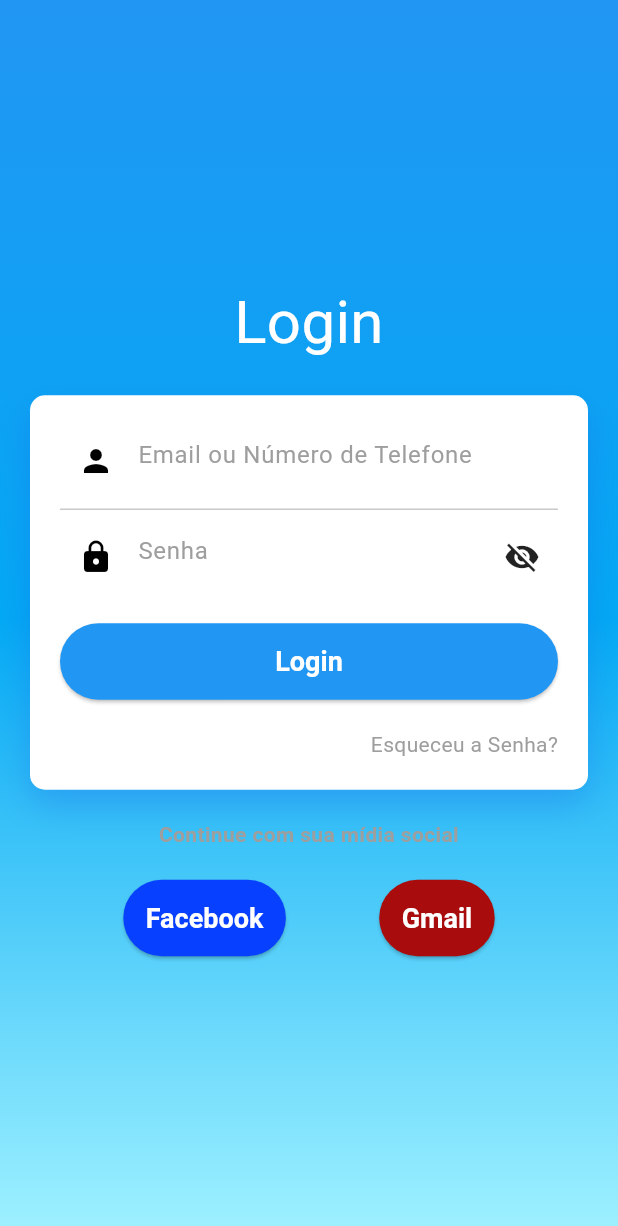
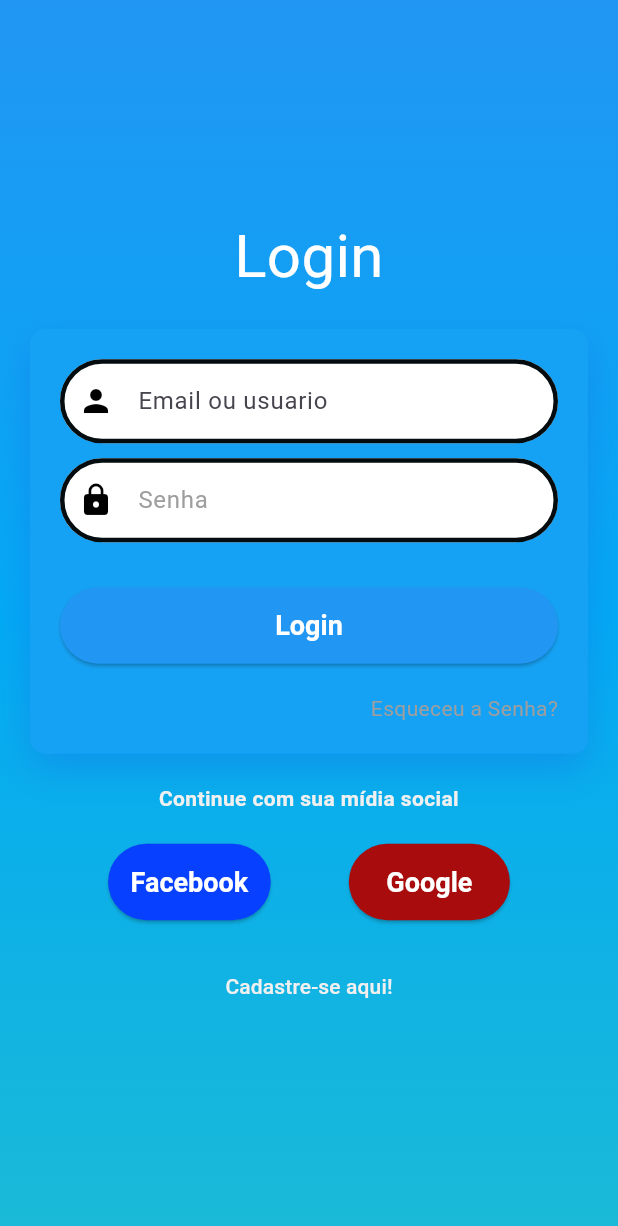
Before and after one commit to THSDEVELOP/fraseando, a Flutter app: the screen it shows after launch, after a tap on "Login", on a phone screen of 412 x 824 dp. Shown: the top 1226 px of the screen. Run offline on Flutter 3.47's test engine with Material 3 defaults, Android fonts, the phone set to English and light mode, and no system bars; our stand-ins replace firebase_auth, google_sign_in; accounts and stored records are empty; network calls fail.

Commit message:
commit do THDEVELOP

```diff
--- /dev/null
+++ b/lib/components/decorationPassword.dart
@@ -0,0 +1,24 @@
+import "package:flutter/material.dart";
+
+InputDecoration getPasswordInputDecoration(String label,
+    {required InkWell suffixIcon}) {
+  return InputDecoration(
+    hintText: label,
+    hintStyle: const TextStyle(color: Colors.grey),
+    fillColor: Colors.white,
+    filled: true,
+    prefixIcon: const Icon(
+      Icons.lock,
+      color: Colors.black,
+    ),
+    border: OutlineInputBorder(borderRadius: BorderRadius.circular(40)),
+    enabledBorder: OutlineInputBorder(
+        borderRadius: BorderRadius.circular(40),
+        borderSide:
+            const BorderSide(color: Color.fromARGB(255, 5, 12, 15), width: 3)),
+    focusedBorder: OutlineInputBorder(
+        borderRadius: BorderRadius.circular(40),
+        borderSide: const BorderSide(
+            color: Color.fromARGB(255, 6, 227, 239), width: 3)),
+  );
+}
--- /dev/null
+++ b/lib/components/decorationRegister.dart
@@ -0,0 +1,50 @@
+import 'package:flutter/material.dart';
+
+InputDecoration getAuthenticationInputDecoration(String label) {
+  return InputDecoration(
+    hintText: label,
+    fillColor: Colors.white,
+    filled: true,
+    prefixIcon: const Icon(
+      Icons.person,
+      color: Colors.black,
+    ),
+    border: OutlineInputBorder(borderRadius: BorderRadius.circular(40)),
+    enabledBorder: OutlineInputBorder(
+        borderRadius: BorderRadius.circular(40),
+        borderSide:
+            const BorderSide(color: Color.fromARGB(255, 5, 12, 15), width: 3)),
+    focusedBorder: OutlineInputBorder(
+        borderRadius: BorderRadius.circular(40),
+        borderSide: const BorderSide(
+            color: Color.fromARGB(255, 6, 227, 239), width: 3)),
+  );
+}
+
+InputDecoration getPasswordInputRegisterDecoration(String label) {
+  bool isObscureText = true;
+  return InputDecoration(
+    enabled: true,
+    hintText: label,
+    hintStyle: const TextStyle(color: Colors.grey),
+    fillColor: Colors.white,
+    filled: true,
+    prefixIcon: const Icon(
+      Icons.lock,
+      color: Colors.black,
+    ),
+    suffixIcon: Icon(
+      isObscureText ? Icons.visibility_off : Icons.visibility,
+      color: Colors.black87,
+    ),
+    border: OutlineInputBorder(borderRadius: BorderRadius.circular(40)),
+    enabledBorder: OutlineInputBorder(
+        borderRadius: BorderRadius.circular(40),
+        borderSide:
+            const BorderSide(color: Color.fromARGB(255, 5, 12, 15), width: 3)),
+    focusedBorder: OutlineInputBorder(
+        borderRadius: BorderRadius.circular(40),
+        borderSide: const BorderSide(
+            color: Color.fromARGB(255, 6, 227, 239), width: 3)),
+  );
+}
--- a/lib/pages/BoasVindas.dart
+++ b/lib/pages/BoasVindas.dart
@@ -1,12 +1,17 @@
 // ignore_for_file: file_names
 
 import 'package:flutter/material.dart';
-import 'package:fraseando/pages/PageLogin.dart';
-import 'package:fraseando/pages/Registro.dart';
+import 'package:fraseando/pages/pageLogin.dart';
+import 'Register.dart';
 
-class BoasVindas extends StatelessWidget {
+class BoasVindas extends StatefulWidget {
   const BoasVindas({super.key});
 
+  @override
+  State<BoasVindas> createState() => _BoasVindasState();
+}
+
+class _BoasVindasState extends State<BoasVindas> {
   double calculateTopMargin(BuildContext context) {
     return MediaQuery.of(context).size.width * 0.10 * 1.1;
   }
@@ -104,7 +109,7 @@ class BoasVindas extends StatelessWidget {
                   Navigator.push(
                       context,
                       MaterialPageRoute(
-                          builder: (context) => const Registro()));
+                          builder: (context) => const Register()));
                 },
                 style: ElevatedButton.styleFrom(
                   backgroundColor: const Color(0xff00a41b),
--- a/lib/pages/PageLogin.dart
+++ b/lib/pages/PageLogin.dart
@@ -1,6 +1,10 @@
 import 'package:firebase_auth/firebase_auth.dart';
 import 'package:flutter/material.dart';
+import 'package:fraseando/components/decorationPassword.dart';
 import 'package:google_sign_in/google_sign_in.dart';
+
+import '../components/decorationRegister.dart';
+import 'Register.dart';
 
 class PageLogin extends StatefulWidget {
   const PageLogin({Key? key}) : super(key: key);
@@ -23,7 +27,7 @@ class _PageLoginState extends State<PageLogin> {
             colors: [
               Colors.blue,
               Colors.lightBlue,
-              Color.fromARGB(255, 159, 241, 255),
+              Color.fromRGBO(26, 186, 215, 1),
             ],
           ),
         ),
@@ -43,7 +47,7 @@ class _PageLoginState extends State<PageLogin> {
                     Container(
                       padding: const EdgeInsets.all(20),
                       decoration: BoxDecoration(
-                        color: Colors.white,
+                        color: Color.fromARGB(255, 22, 162, 244),
                         borderRadius: BorderRadius.circular(10),
                         boxShadow: const [
                           BoxShadow(
@@ -57,28 +61,16 @@ class _PageLoginState extends State<PageLogin> {
                         crossAxisAlignment: CrossAxisAlignment.stretch,
                         children: [
                           TextField(
-                            decoration: InputDecoration(
-                              hintText: "Email ou Número de Telefone",
-                              hintStyle: TextStyle(color: Colors.grey),
-                              prefixIcon: const Icon(
-                                Icons.person,
-                                color: Colors.black,
+                              decoration: getAuthenticationInputDecoration(
+                                  "Email ou usuario")),
+                          SizedBox(
+                            height: 10,
                           ),
-                              border: InputBorder.none,
-                            ),
-                          ),
-                          const Divider(
-                              color: Color.fromARGB(255, 202, 201, 201)),
-                          TextField(
+                          TextFormField(
                               obscureText: isObscureText,
                               onChanged: (value) {},
-                            decoration: InputDecoration(
-                              hintText: "Senha",
-                              hintStyle: const TextStyle(color: Colors.grey),
-                              prefixIcon: const Icon(
-                                Icons.lock,
-                                color: Colors.black,
-                              ),
+                              decoration: getPasswordInputDecoration(
+                                "Senha",
                                 suffixIcon: InkWell(
                                   onTap: () {
                                     setState(() {
@@ -92,10 +84,8 @@ class _PageLoginState extends State<PageLogin> {
                                     color: Colors.black87,
                                   ),
                                 ),
-                              border: InputBorder.none,
-                            ),
-                          ),
-                          const SizedBox(height: 20.0),
+                              )),
+                          const SizedBox(height: 30),
                           ElevatedButton(
                             onPressed: () {},
                             style: ElevatedButton.styleFrom(
@@ -127,7 +117,8 @@ class _PageLoginState extends State<PageLogin> {
                       "Continue com sua mídia social",
                       textAlign: TextAlign.center,
                       style: TextStyle(
-                          color: Colors.grey, fontWeight: FontWeight.bold),
+                          color: Color.fromARGB(255, 241, 240, 240),
+                          fontWeight: FontWeight.bold),
                     ),
                     const SizedBox(height: 20.0),
                     Row(
@@ -153,13 +144,14 @@ class _PageLoginState extends State<PageLogin> {
                             signInWithGoogle();
                           },
                           style: ElevatedButton.styleFrom(
-                            padding: const EdgeInsets.all(15),
+                            padding: const EdgeInsets.symmetric(
+                                horizontal: 25, vertical: 15),
                             backgroundColor:
                                 const Color.fromARGB(255, 168, 12, 12),
                             textStyle: const TextStyle(fontSize: 18),
                           ),
                           child: const Text(
-                            "Gmail",
+                            "Google",
                             style: TextStyle(
                                 color: Colors.white,
                                 fontWeight: FontWeight.bold),
@@ -167,6 +159,21 @@ class _PageLoginState extends State<PageLogin> {
                         ),
                       ],
                     ),
+                    SizedBox(
+                      height: 20,
+                    ),
+                    TextButton(
+                        onPressed: () {
+                          Navigator.push(
+                              context,
+                              MaterialPageRoute(
+                                  builder: (context) => const Register()));
+                        },
+                        child: Text(
+                          "Cadastre-se aqui!",
+                          style: TextStyle(
+                              color: Color.fromARGB(255, 241, 240, 240)),
+                        ))
                   ],
                 ),
               ),
```
Also changed, not shown: lib/pages/Register.dart (added, +120 -0 lines), lib/pages/Registro.dart (deleted, +0 -16 lines). Lines whose indentation alone changed are shown as unchanged.
